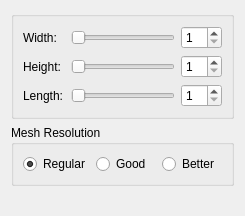
Before: the Qt Designer form src/core/widgets/volume_resize_widget.ui in jdms/rrm, drawn with Qt 5.
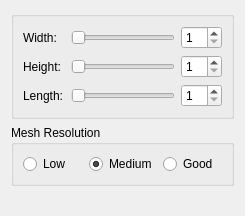
After: the same form once the commit is applied.

Commit message: Removing rotation: visualizing back of the volume again

What changed in the file:
```diff
--- a/src/core/widgets/volume_resize_widget.ui
+++ b/src/core/widgets/volume_resize_widget.ui
@@ -97,27 +97,27 @@
         <item>
          <widget class="QRadioButton" name="rb_lowresolution">
           <property name="text">
-           <string>Regular</string>
-          </property>
-          <property name="checked">
-           <bool>true</bool>
-          </property>
-         </widget>
-        </item>
-        <item>
-         <widget class="QRadioButton" name="rb_mdresolution">
-          <property name="text">
-           <string>Good</string>
+           <string>Low</string>
           </property>
           <property name="checked">
            <bool>false</bool>
           </property>
          </widget>
         </item>
+        <item>
+         <widget class="QRadioButton" name="rb_mdresolution">
+          <property name="text">
+           <string>Medium</string>
+          </property>
+          <property name="checked">
+           <bool>true</bool>
+          </property>
+         </widget>
+        </item>
         <item>
          <widget class="QRadioButton" name="rb_hgresolution">
           <property name="text">
-           <string>Better</string>
+           <string>Good</string>
           </property>
          </widget>
         </item>
```
The commit also changes 4 other files.
